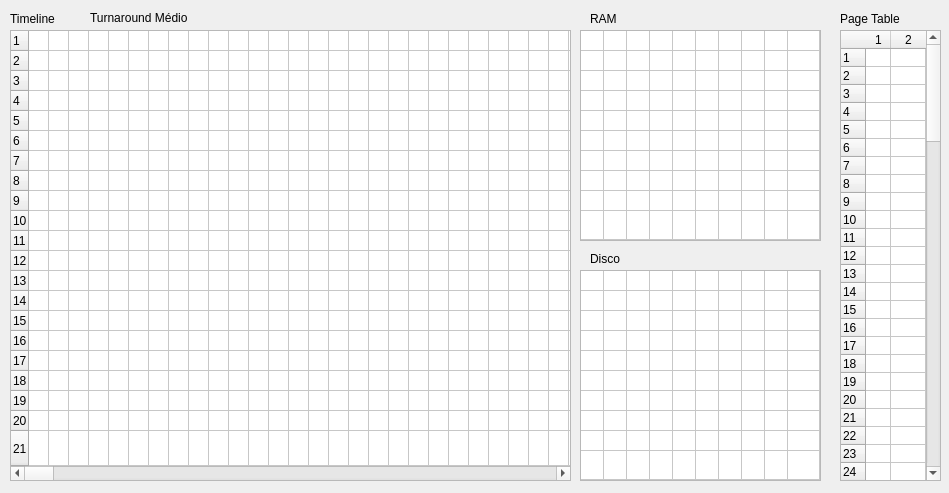
This is examples/simulator/src/simulationdialog.ui in tysm/ossim as Qt 5 draws it before an edit. The edited form follows.
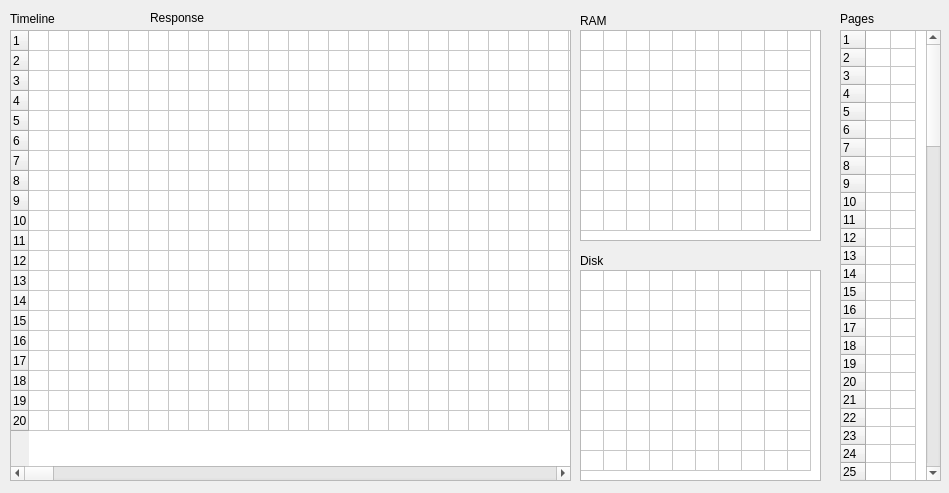
This is the edited form.

Patch:
```diff
--- a/examples/simulator/src/simulationdialog.ui
+++ b/examples/simulator/src/simulationdialog.ui
@@ -41,7 +41,7 @@
     <enum>Qt::SolidLine</enum>
    </property>
    <property name="rowCount">
-    <number>21</number>
+    <number>20</number>
    </property>
    <property name="columnCount">
     <number>500</number>
@@ -56,7 +56,10 @@
     <number>6</number>
    </attribute>
    <attribute name="horizontalHeaderMinimumSectionSize">
-    <number>20</number>
+    <number>6</number>
+   </attribute>
+   <attribute name="verticalHeaderVisible">
+    <bool>true</bool>
    </attribute>
    <attribute name="verticalHeaderCascadingSectionResizes">
     <bool>true</bool>
@@ -64,8 +67,17 @@
    <attribute name="verticalHeaderDefaultSectionSize">
     <number>20</number>
    </attribute>
+   <attribute name="verticalHeaderHighlightSections">
+    <bool>false</bool>
+   </attribute>
+   <attribute name="verticalHeaderMinimumSectionSize">
+    <number>20</number>
+   </attribute>
+   <attribute name="verticalHeaderShowSortIndicator" stdset="0">
+    <bool>false</bool>
+   </attribute>
    <attribute name="verticalHeaderStretchLastSection">
-    <bool>true</bool>
+    <bool>false</bool>
    </attribute>
    <row/>
    <row/>
@@ -87,7 +99,6 @@
    <row/>
    <row/>
    <row/>
-   <row/>
    <column/>
    <column/>
    <column/>
@@ -632,13 +643,13 @@
     <bool>true</bool>
    </attribute>
    <attribute name="horizontalHeaderMinimumSectionSize">
-    <number>20</number>
+    <number>23</number>
    </attribute>
    <attribute name="horizontalHeaderShowSortIndicator" stdset="0">
     <bool>false</bool>
    </attribute>
    <attribute name="horizontalHeaderStretchLastSection">
-    <bool>true</bool>
+    <bool>false</bool>
    </attribute>
    <attribute name="verticalHeaderVisible">
     <bool>false</bool>
@@ -650,13 +661,16 @@
     <number>20</number>
    </attribute>
    <attribute name="verticalHeaderHighlightSections">
-    <bool>true</bool>
+    <bool>false</bool>
+   </attribute>
+   <attribute name="verticalHeaderMinimumSectionSize">
+    <number>20</number>
    </attribute>
    <attribute name="verticalHeaderShowSortIndicator" stdset="0">
     <bool>false</bool>
    </attribute>
    <attribute name="verticalHeaderStretchLastSection">
-    <bool>true</bool>
+    <bool>false</bool>
    </attribute>
    <row/>
    <row/>
@@ -719,13 +733,13 @@
     <number>23</number>
    </attribute>
    <attribute name="horizontalHeaderMinimumSectionSize">
-    <number>20</number>
+    <number>23</number>
    </attribute>
    <attribute name="horizontalHeaderShowSortIndicator" stdset="0">
     <bool>false</bool>
    </attribute>
    <attribute name="horizontalHeaderStretchLastSection">
-    <bool>true</bool>
+    <bool>false</bool>
    </attribute>
    <attribute name="verticalHeaderVisible">
     <bool>false</bool>
@@ -733,8 +747,14 @@
    <attribute name="verticalHeaderDefaultSectionSize">
     <number>20</number>
    </attribute>
+   <attribute name="verticalHeaderHighlightSections">
+    <bool>false</bool>
+   </attribute>
+   <attribute name="verticalHeaderMinimumSectionSize">
+    <number>20</number>
+   </attribute>
    <attribute name="verticalHeaderStretchLastSection">
-    <bool>true</bool>
+    <bool>false</bool>
    </attribute>
    <row/>
    <row/>
@@ -760,23 +780,23 @@
   <widget class="QLabel" name="label">
    <property name="geometry">
     <rect>
-     <x>590</x>
+     <x>580</x>
      <y>250</y>
-     <width>54</width>
-     <height>17</height>
+     <width>31</width>
+     <height>21</height>
     </rect>
    </property>
    <property name="text">
-    <string>Disco</string>
+    <string>Disk</string>
    </property>
   </widget>
   <widget class="QLabel" name="label_2">
    <property name="geometry">
     <rect>
-     <x>590</x>
+     <x>580</x>
      <y>10</y>
-     <width>54</width>
-     <height>17</height>
+     <width>41</width>
+     <height>21</height>
     </rect>
    </property>
    <property name="text">
@@ -788,7 +808,7 @@
     <rect>
      <x>10</x>
      <y>10</y>
-     <width>54</width>
+     <width>61</width>
      <height>17</height>
     </rect>
    </property>
@@ -814,10 +834,25 @@
    <property name="columnCount">
     <number>2</number>
    </property>
+   <attribute name="horizontalHeaderVisible">
+    <bool>false</bool>
+   </attribute>
+   <attribute name="horizontalHeaderCascadingSectionResizes">
+    <bool>false</bool>
+   </attribute>
    <attribute name="horizontalHeaderDefaultSectionSize">
     <number>25</number>
    </attribute>
+   <attribute name="horizontalHeaderHighlightSections">
+    <bool>false</bool>
+   </attribute>
+   <attribute name="horizontalHeaderMinimumSectionSize">
+    <number>25</number>
+   </attribute>
    <attribute name="horizontalHeaderStretchLastSection">
+    <bool>false</bool>
+   </attribute>
+   <attribute name="verticalHeaderVisible">
     <bool>true</bool>
    </attribute>
    <attribute name="verticalHeaderCascadingSectionResizes">
@@ -826,6 +861,12 @@
    <attribute name="verticalHeaderDefaultSectionSize">
     <number>15</number>
    </attribute>
+   <attribute name="verticalHeaderHighlightSections">
+    <bool>false</bool>
+   </attribute>
+   <attribute name="verticalHeaderMinimumSectionSize">
+    <number>15</number>
+   </attribute>
    <attribute name="verticalHeaderShowSortIndicator" stdset="0">
     <bool>false</bool>
    </attribute>
@@ -940,25 +981,25 @@
     <rect>
      <x>840</x>
      <y>10</y>
-     <width>71</width>
+     <width>41</width>
      <height>17</height>
     </rect>
    </property>
    <property name="text">
-    <string>Page Table</string>
+    <string>Pages</string>
    </property>
   </widget>
   <widget class="QLabel" name="responseLabel">
    <property name="geometry">
     <rect>
-     <x>90</x>
+     <x>150</x>
      <y>10</y>
      <width>281</width>
      <height>16</height>
     </rect>
    </property>
    <property name="text">
-    <string>Turnaround Médio</string>
+    <string>Response</string>
    </property>
   </widget>
  </widget>
```
Left out of the diff: 28 changed lines with no effect on the pictures.
